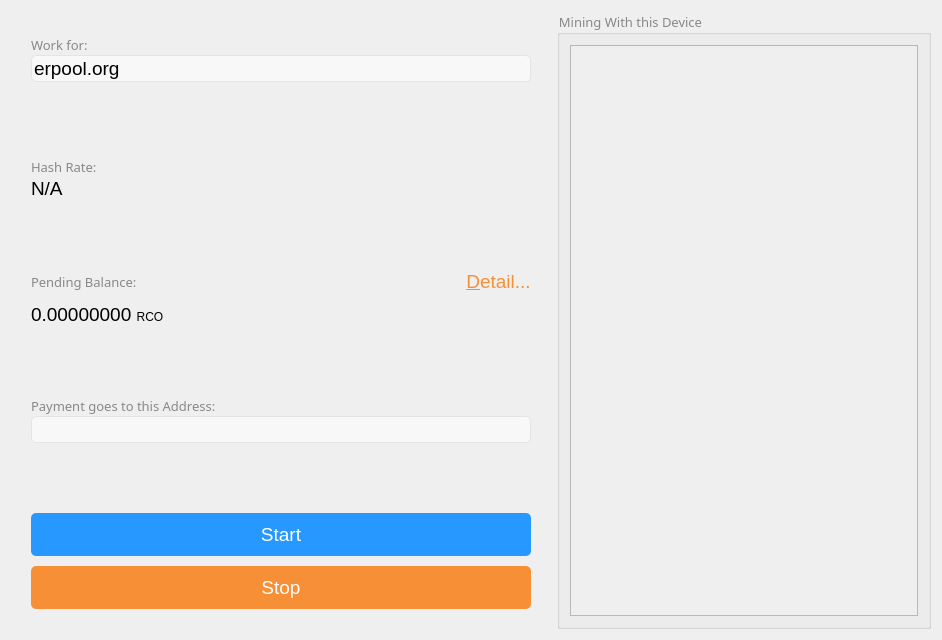
Before: the Qt Designer form src/qt/forms/miner.ui in ecoinchain/ecoin, drawn with Qt 5.
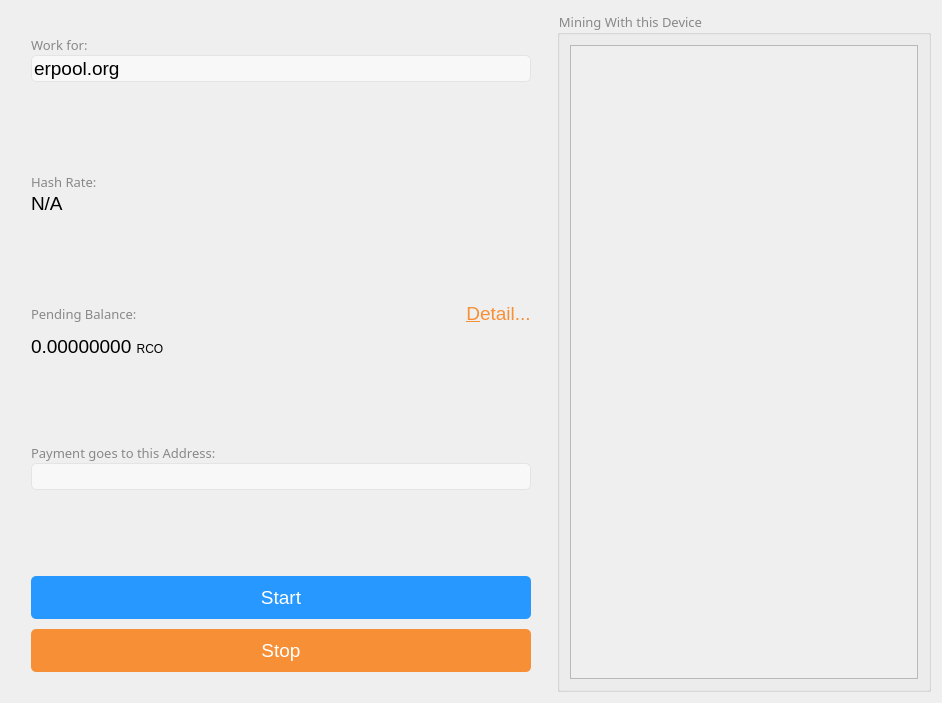
After: the same form once the commit is applied. Icons and pictures are not drawn.

```diff
--- a/src/qt/forms/miner.ui
+++ b/src/qt/forms/miner.ui
@@ -7,7 +7,7 @@
     <x>0</x>
     <y>0</y>
     <width>942</width>
-    <height>640</height>
+    <height>703</height>
    </rect>
   </property>
   <property name="font">
@@ -421,7 +421,7 @@
            <x>0</x>
            <y>0</y>
            <width>354</width>
-           <height>555</height>
+           <height>618</height>
           </rect>
          </property>
          <layout class="QGridLayout" name="cpu_select_group_layout">
```
Left out of the diff: 2 changed lines with no effect on the pictures.
